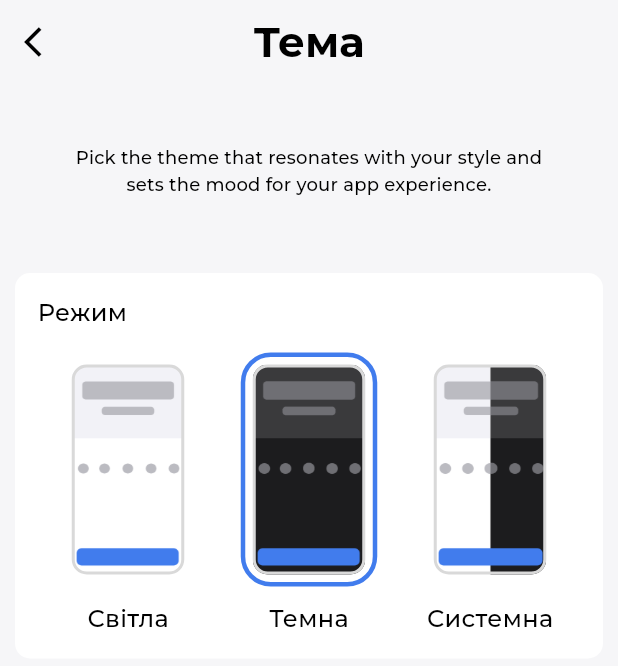
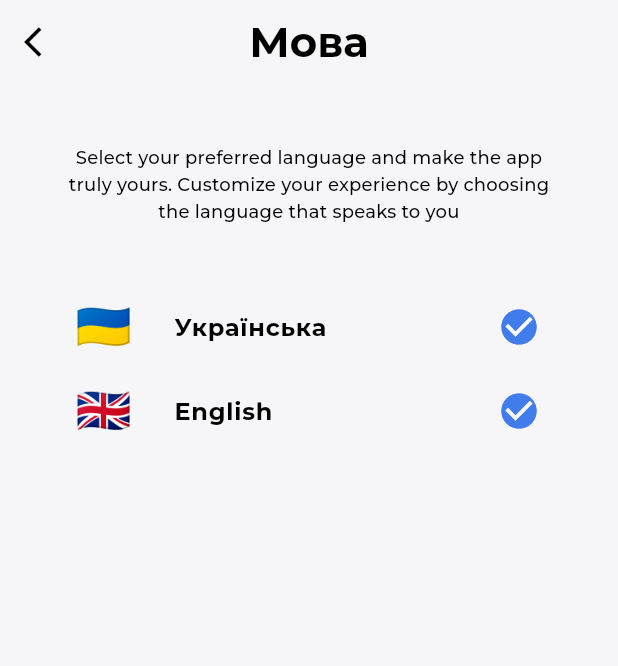
Before and after one commit to MishaArb/HomeInfo, a Flutter app: the screen it shows after launch, on a phone screen of 412 x 824 dp. Shown: the top 666 px of the screen. Run offline on Flutter 3.47's test engine with Material 3 defaults, Android fonts, the light colour scheme and no system bars.

Commit message:
feat: implement LanguageScreen

```diff
--- a/lib/main.dart
+++ b/lib/main.dart
@@ -1,5 +1,6 @@
 import 'package:flutter/material.dart';
 import 'package:home_info/core/themes/app_theme.dart';
+import 'package:home_info/presentation/pages/settings/language/language_screen.dart';
 import 'package:home_info/presentation/pages/settings/reminder/reminders_screen.dart';
 import 'package:home_info/presentation/pages/settings/settings_screen.dart';
 import 'package:home_info/presentation/pages/settings/theme/theme_screen.dart';
@@ -18,7 +19,7 @@ class HomeInfoApp extends StatelessWidget {
       title: 'HomeInfo',
       theme: AppTheme.lightTheme(),
       darkTheme: AppTheme.darkTheme(),
-      home: ThemeScreen(),
+      home: LanguageScreen(),
     );
   }
 }
--- /dev/null
+++ b/lib/presentation/pages/settings/language/language_screen.dart
@@ -0,0 +1,80 @@
+import 'package:flutter/material.dart';
+
+import '../../../widgets/app_bar/app_bar_with_arrow_back.dart';
+
+class LanguageScreen extends StatelessWidget {
+  const LanguageScreen({super.key});
+
+  @override
+  Widget build(BuildContext context) {
+    return const LanguageScreenView();
+  }
+}
+
+class LanguageScreenView extends StatelessWidget {
+  const LanguageScreenView({super.key});
+
+  @override
+  Widget build(BuildContext context) {
+    return Scaffold(
+      appBar: buildAppBarWithArrowBack(title: 'Мова'),
+      body: Column(
+        children: [
+          _buildInscriptionScreen(context),
+          _buildCountryItem(
+            context: context,
+            countryCode: 'ua',
+            countryLanguage: 'Українська',
+            onChangedAction: (value) {},
+          ),
+          _buildCountryItem(
+            context: context,
+            countryCode: 'GB',
+            countryLanguage: 'English',
+            onChangedAction: (value) {},
+          ),
+        ],
+      ),
+    );
+  }
+}
+
+Padding _buildInscriptionScreen(BuildContext context) {
+  return Padding(
+    padding: const EdgeInsets.all(40.0),
+    child: Text(
+      'Select your preferred language and make the app truly yours. Customize your experience by choosing the language that speaks to you',
+      textAlign: TextAlign.center,
+      style: Theme.of(context).textTheme.titleMedium,
+    ),
+  );
+}
+
+ListTile _buildCountryItem({
+  required BuildContext context,
+  required String countryCode,
+  required String countryLanguage,
+  required void Function(bool value) onChangedAction,
+}) {
+  return ListTile(
+    minLeadingWidth: 50,
+    contentPadding: const EdgeInsets.symmetric(horizontal: 50),
+    leading: Text(
+      countryCode
+          .toUpperCase()
+          .split('')
+          .map((char) => 127397 + char.codeUnitAt(0))
+          .map((code) => String.fromCharCode(code))
+          .join(),
+      style: const TextStyle(fontSize: 30),
+    ),
+    title: Text(
+      countryLanguage,
+      style: Theme.of(context).textTheme.bodyLarge,
+    ),
+    trailing: Transform.scale(
+      scale: 1.3,
+      child: Checkbox(value: true, onChanged: (value) => onChangedAction),
+    ),
+  );
+}
--- a/lib/presentation/pages/settings/theme/theme_screen.dart
+++ b/lib/presentation/pages/settings/theme/theme_screen.dart
@@ -71,6 +71,8 @@ class ThemeScreenView extends StatelessWidget {
       ),
     );
   }
+}
+
 
 Padding _buildInscriptionScreen(BuildContext context) {
   return Padding(
@@ -82,7 +84,7 @@ class ThemeScreenView extends StatelessWidget {
     ),
   );
 }
-}
+
 
 Column _buildThemeItem({
     required BuildContext context,
```
Lines whose indentation alone changed are shown as unchanged.
